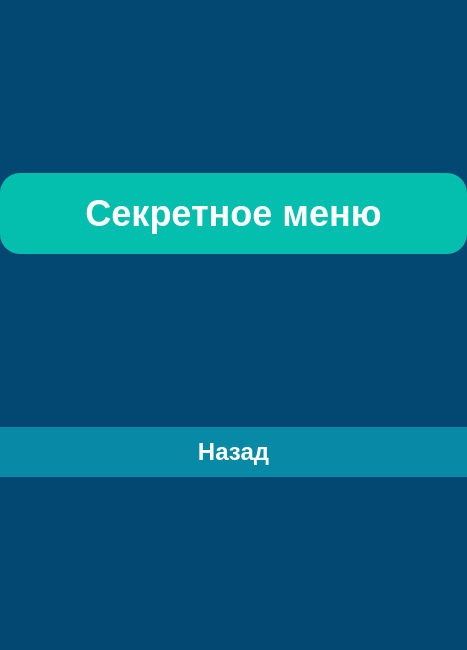
Before: the Qt Designer form secretmenu.ui in L0nelySakura/SecretCalculator, drawn with Qt 5.
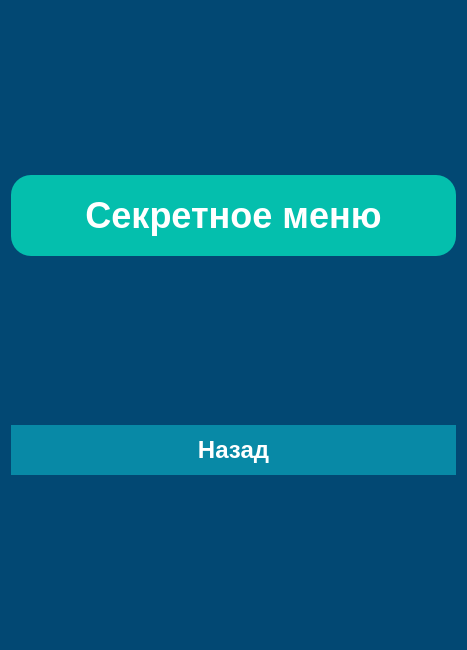
After: the same form once the commit is applied.

Patch:
```diff
--- a/secretmenu.ui
+++ b/secretmenu.ui
@@ -16,22 +16,7 @@
 }
 </string>
   </property>
-  <layout class="QVBoxLayout" name="verticalLayout" stretch="0,0,0,0,0">
-   <property name="spacing">
-    <number>0</number>
-   </property>
-   <property name="leftMargin">
-    <number>0</number>
-   </property>
-   <property name="topMargin">
-    <number>0</number>
-   </property>
-   <property name="rightMargin">
-    <number>0</number>
-   </property>
-   <property name="bottomMargin">
-    <number>0</number>
-   </property>
+  <layout class="QVBoxLayout" name="verticalLayout">
    <item>
     <spacer name="verticalSpacer_top">
      <property name="orientation">
@@ -71,6 +56,9 @@
      <property name="orientation">
       <enum>Qt::Orientation::Vertical</enum>
      </property>
+     <property name="sizeType">
+      <enum>QSizePolicy::Policy::Expanding</enum>
+     </property>
      <property name="sizeHint" stdset="0">
       <size>
        <width>20</width>
@@ -81,9 +69,15 @@
    </item>
    <item>
     <widget class="QPushButton" name="btn_back">
+     <property name="sizePolicy">
+      <sizepolicy hsizetype="Preferred" vsizetype="Preferred">
+       <horstretch>0</horstretch>
+       <verstretch>0</verstretch>
+      </sizepolicy>
+     </property>
      <property name="minimumSize">
       <size>
-       <width>100</width>
+       <width>118</width>
        <height>50</height>
       </size>
      </property>
@@ -107,6 +101,9 @@
      <property name="text">
       <string>Назад</string>
      </property>
+     <property name="autoDefault">
+      <bool>false</bool>
+     </property>
     </widget>
    </item>
    <item>
```
Left out of the diff: 10 changed lines with no effect on the pictures.
